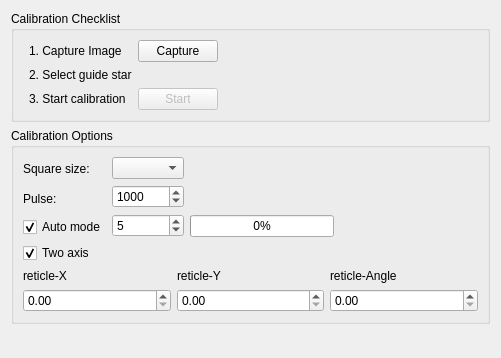
KDE/kstars, file kstars/ekos/guide/rcalibration.ui: the form before one commit.
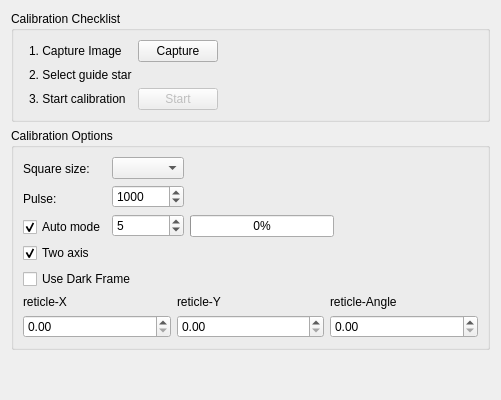
The form after the commit. Custom widgets are drawn as their Qt base class.

Commit message: Add support to dark frame subtraction when autoguiding

What changed in the file:
```diff
--- a/kstars/ekos/guide/rcalibration.ui
+++ b/kstars/ekos/guide/rcalibration.ui
@@ -7,7 +7,7 @@
     <x>0</x>
     <y>0</y>
     <width>501</width>
-    <height>358</height>
+    <height>400</height>
    </rect>
   </property>
   <property name="minimumSize">
@@ -16,7 +16,7 @@
     <height>0</height>
    </size>
   </property>
-  <layout class="QVBoxLayout" name="verticalLayout_6">
+  <layout class="QVBoxLayout" name="verticalLayout_5">
    <item>
     <widget class="QGroupBox" name="groupBox_3">
      <property name="title">
@@ -137,7 +137,7 @@
      <property name="title">
       <string>Calibration Options</string>
      </property>
-     <layout class="QVBoxLayout" name="verticalLayout_5">
+     <layout class="QVBoxLayout" name="verticalLayout">
       <item>
        <layout class="QHBoxLayout" name="horizontalLayout_2">
         <item>
@@ -266,6 +266,16 @@
         </property>
        </widget>
       </item>
+      <item>
+       <widget class="QCheckBox" name="checkBox_DarkFrame">
+        <property name="text">
+         <string>Use Dark Frame</string>
+        </property>
+        <property name="checked">
+         <bool>false</bool>
+        </property>
+       </widget>
+      </item>
       <item>
        <layout class="QHBoxLayout" name="horizontalLayout_12">
         <item>
```
The commit also changes 4 other files.
